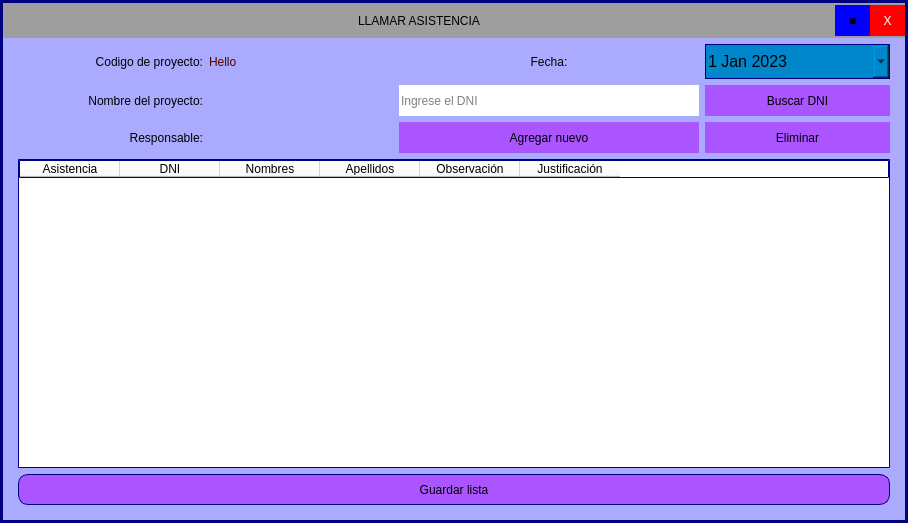
Old version of the form ui_files/table_asistencia.ui in the repository Romehe369/aec_contrastistas_g.
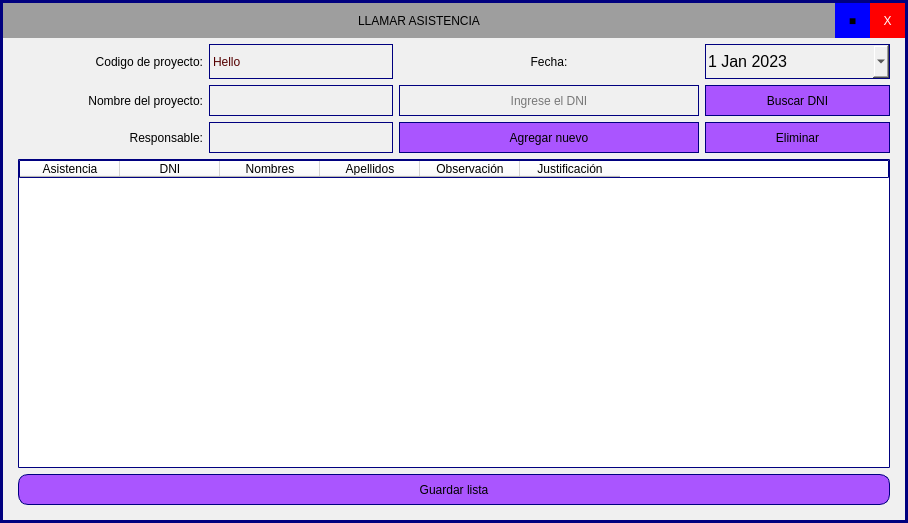
New version of the form.

Patch:
```diff
--- a/ui_files/table_asistencia.ui
+++ b/ui_files/table_asistencia.ui
@@ -35,7 +35,7 @@
       <property name="styleSheet">
        <string notr="true">QFrame{
 border: 3px solid rgb(0, 0, 127);
-background-color: rgb(170, 170, 255);
+	background-color: rgb(240, 240, 240);
 font: 75 12pt &quot;MS Shell Dlg 2&quot;;
 }
 QLabel{
@@ -128,7 +128,7 @@
             <property name="maximumSize">
              <size>
               <width>35</width>
-              <height>31</height>
+              <height>35</height>
              </size>
             </property>
             <property name="styleSheet">
@@ -153,7 +153,7 @@
             <property name="maximumSize">
              <size>
               <width>35</width>
-              <height>31</height>
+              <height>35</height>
              </size>
             </property>
             <property name="styleSheet">
@@ -205,9 +205,9 @@
               </font>
              </property>
              <property name="styleSheet">
-              <string notr="true">background-color: rgb(0, 135, 203);
-border: 1px solid rgb(0, 0, 127);
-border-radius:0px;</string>
+              <string notr="true">border: 1px solid rgb(0, 0, 127);
+border-radius:0px;
+background-color: rgb(240, 240, 240);</string>
              </property>
              <property name="calendarPopup">
               <bool>true</bool>
@@ -247,7 +247,8 @@
              </property>
              <property name="styleSheet">
               <string notr="true">color: rgb(85, 0, 0);
-font: 75 12pt &quot;MS Shell Dlg 2&quot;;</string>
+font: 75 12pt &quot;MS Shell Dlg 2&quot;;
+border: 1px solid rgb(0, 0, 127);</string>
              </property>
              <property name="text">
               <string>Hello</string>
@@ -266,6 +267,7 @@
               <string notr="true">QPushButton{
 border:none;
 border-radius:0px;
+border: 1px solid rgb(0, 0, 127);
 }</string>
              </property>
              <property name="text">
@@ -282,7 +284,8 @@
               </size>
              </property>
              <property name="styleSheet">
-              <string notr="true">color: rgb(85, 0, 0);
+              <string notr="true">border: 1px solid rgb(0, 0, 127);
+color: rgb(85, 0, 0);
 font: 75 12pt &quot;MS Shell Dlg 2&quot;;</string>
              </property>
              <property name="text">
@@ -300,7 +303,8 @@
              </property>
              <property name="styleSheet">
               <string notr="true">color: rgb(85, 0, 0);
-font: 75 12pt &quot;MS Shell Dlg 2&quot;;</string>
+font: 75 12pt &quot;MS Shell Dlg 2&quot;;
+border: 1px solid rgb(0, 0, 127);</string>
              </property>
              <property name="text">
               <string/>
@@ -337,9 +341,16 @@
                <height>16777215</height>
               </size>
              </property>
+             <property name="styleSheet">
+              <string notr="true">border: 1px solid rgb(0, 0, 127);
+background-color: rgb(240, 240, 240);</string>
+             </property>
              <property name="maxLength">
               <number>8</number>
              </property>
+             <property name="alignment">
+              <set>Qt::AlignCenter</set>
+             </property>
              <property name="placeholderText">
               <string>Ingrese el DNI</string>
              </property>
@@ -389,6 +400,7 @@
               <string notr="true">QPushButton{
 border:none;
 border-radius:0px;
+border: 1px solid rgb(0, 0, 127);
 }</string>
              </property>
              <property name="text">
@@ -408,6 +420,7 @@
               <string notr="true">QPushButton{
 border:none;
 border-radius:0px;
+border: 1px solid rgb(0, 0, 127);
 }</string>
              </property>
              <property name="text">
```
